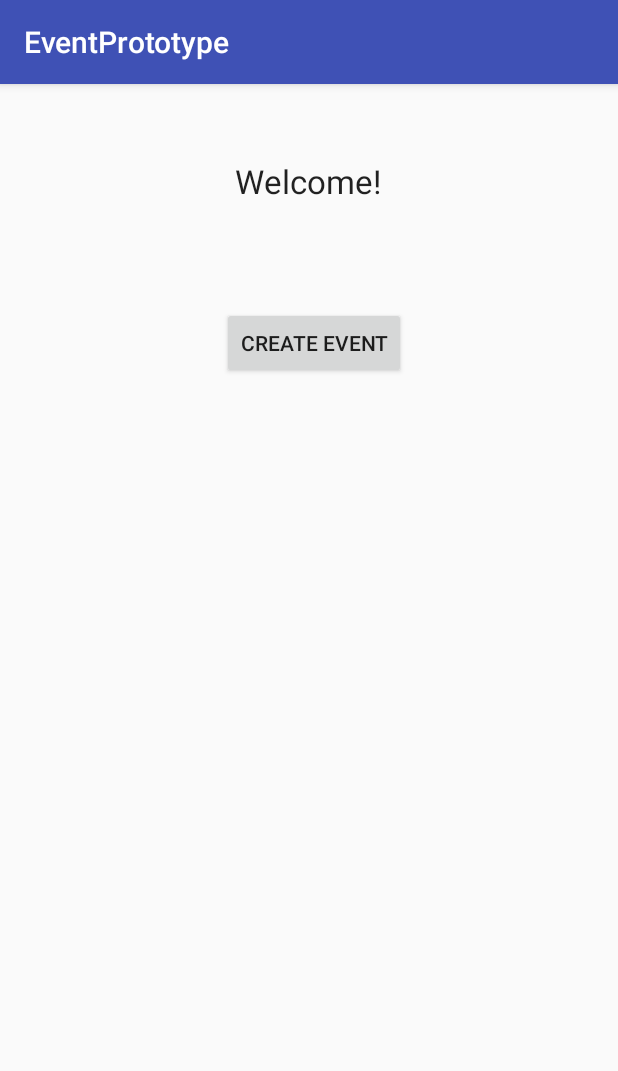
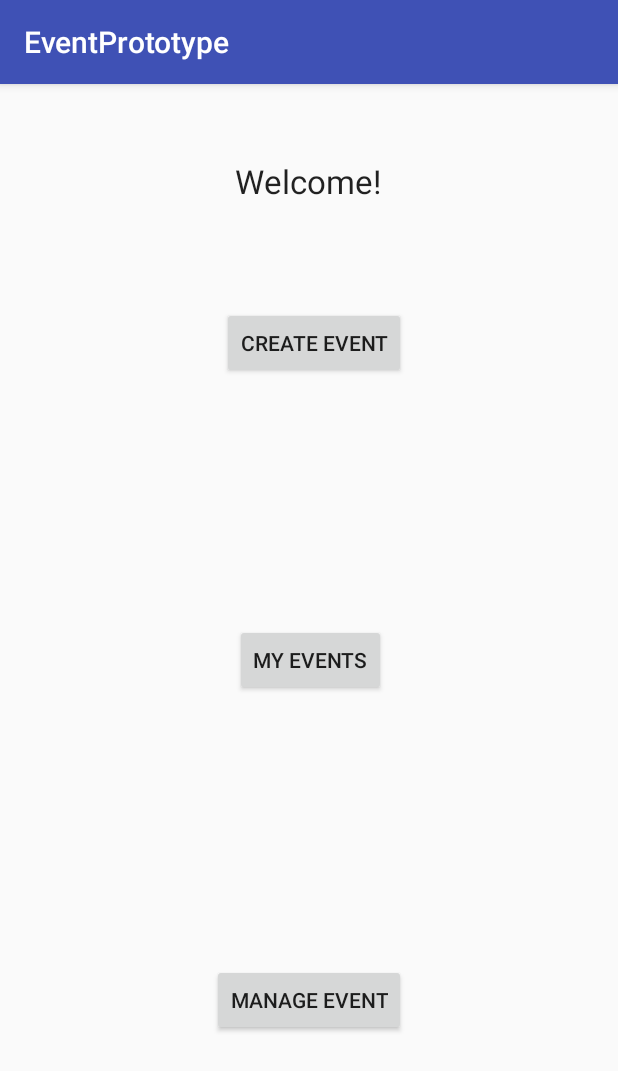
Before and after one commit to jtran3/EventPrototype, an Android app: the MainActivity screen opened directly, with no data from a screen before it, on a phone screen of 412 x 824 dp. Shown: the top 1071 px of the screen. Run offline under Robolectric (Android 15) with nearby library versions, the phone set to English and light mode, and no system bars.

Commit message:
Fixed buttons

```diff
--- a/EventPrototype/app/src/main/java/edu/ggc/john/eventprototype/CreateEventRequest.java
+++ b/EventPrototype/app/src/main/java/edu/ggc/john/eventprototype/CreateEventRequest.java
@@ -18,7 +18,7 @@ public class CreateEventRequest
 
     public CreateEventRequest(String name, String username, String password, String email, Response.Listener<String> listener)
     {
-        super(Request.Method.POST, EVENT_REQUEST_URL, listener, null);
+       // super(Request.Method.POST, EVENT_REQUEST_URL, listener, null);
         params = new HashMap<>();
         params.put("name", name);
         params.put("username", username);
--- a/EventPrototype/app/src/main/java/edu/ggc/john/eventprototype/MainActivity.java
+++ b/EventPrototype/app/src/main/java/edu/ggc/john/eventprototype/MainActivity.java
@@ -31,5 +31,16 @@ public class MainActivity extends AppCompatActivity {
                 startActivity(new Intent(MainActivity.this, MyEvents.class));
             }
         });
+
+        Button yourButton3 = (Button) findViewById(R.id.bManageEvents);
+
+        yourButton3.setOnClickListener(new View.OnClickListener()
+        {
+            public void onClick(View v)
+            {
+                startActivity(new Intent(MainActivity.this, Contacts.class));
+            }
+        });
+
     }
 }
--- a/EventPrototype/app/src/main/res/layout/activity_main.xml
+++ b/EventPrototype/app/src/main/res/layout/activity_main.xml
@@ -22,29 +22,28 @@
     <Button
         android:layout_width="wrap_content"
         android:layout_height="wrap_content"
-        android:text="My Events"
-        android:id="@+id/button3"
-        android:layout_marginTop="54dp"
-        android:layout_below="@+id/button3"
-        android:layout_alignRight="@+id/textView2"
-        android:layout_alignEnd="@+id/textView2" />
-
-    <Button
-        android:text="Manage Event"
-        android:layout_width="wrap_content"
-        android:layout_height="wrap_content"
-        android:layout_marginTop="35dp"
-        android:id="@+id/bManageEvents"
-        android:layout_below="@+id/button3"
-        android:layout_centerHorizontal="true" />
-
-    <Button
-        android:layout_width="wrap_content"
-        android:layout_height="wrap_content"
         android:text="Create Event"
         android:id="@+id/button2"
         android:layout_marginTop="69dp"
         android:layout_below="@+id/textView2"
         android:layout_alignRight="@+id/bManageEvents"
         android:layout_alignEnd="@+id/bManageEvents" />
+
+    <Button
+        android:text="Manage Event"
+        android:layout_width="wrap_content"
+        android:layout_height="wrap_content"
+        android:id="@+id/bManageEvents"
+        android:layout_alignParentBottom="true"
+        android:layout_centerHorizontal="true"
+        android:layout_marginBottom="117dp" />
+
+    <Button
+        android:layout_width="wrap_content"
+        android:layout_height="wrap_content"
+        android:text="My Events"
+        android:id="@+id/button3"
+        android:layout_centerVertical="true"
+        android:layout_alignLeft="@+id/textView2"
+        android:layout_alignStart="@+id/textView2" />
 </RelativeLayout>
```
